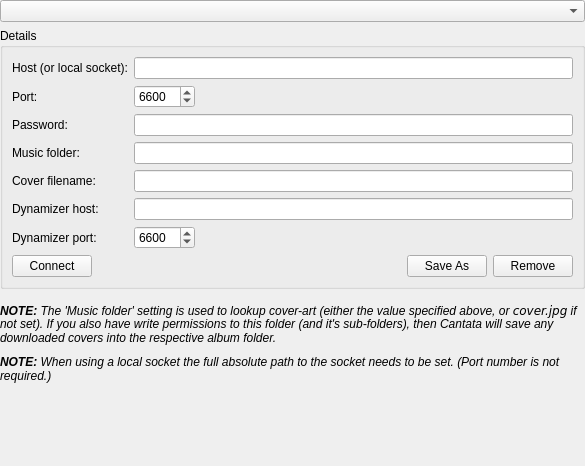
polpo/cantata-mac, file gui/serversettings.ui: the form before one commit.
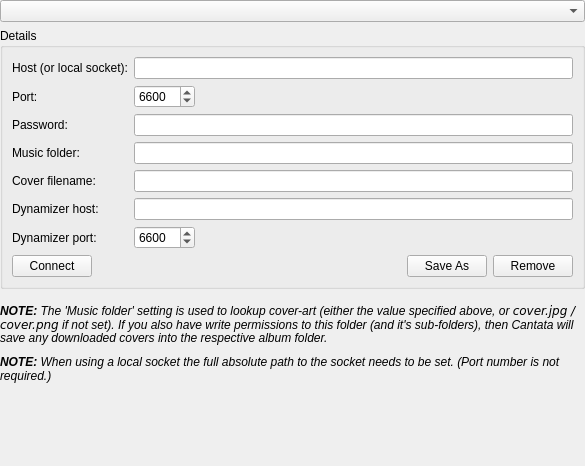
The form after the commit. Custom widgets are drawn as their Qt base class.

Commit message: Configured filename is only name part, no extension. Allows for ${coverName}.jpg and ${coverName}.png BUG: 104

```diff
--- a/gui/serversettings.ui
+++ b/gui/serversettings.ui
@@ -204,7 +204,7 @@
    <item>
     <widget class="QLabel" name="musicFolderNoteLabel">
      <property name="text">
-      <string>&lt;i&gt;&lt;b&gt;NOTE:&lt;/b&gt; The 'Music folder' setting is used to lookup cover-art (either the value specified above, or &lt;code&gt;cover.jpg&lt;/code&gt; if not set). If you also have write permissions to this folder (and it's sub-folders), then Cantata will save any downloaded covers into the respective album folder.&lt;/i&gt;</string>
+      <string>&lt;i&gt;&lt;b&gt;NOTE:&lt;/b&gt; The 'Music folder' setting is used to lookup cover-art (either the value specified above, or &lt;code&gt;cover.jpg / cover.png&lt;/code&gt; if not set). If you also have write permissions to this folder (and it's sub-folders), then Cantata will save any downloaded covers into the respective album folder.&lt;/i&gt;</string>
      </property>
      <property name="wordWrap">
       <bool>true</bool>
```
The commit also changes 5 other files.
